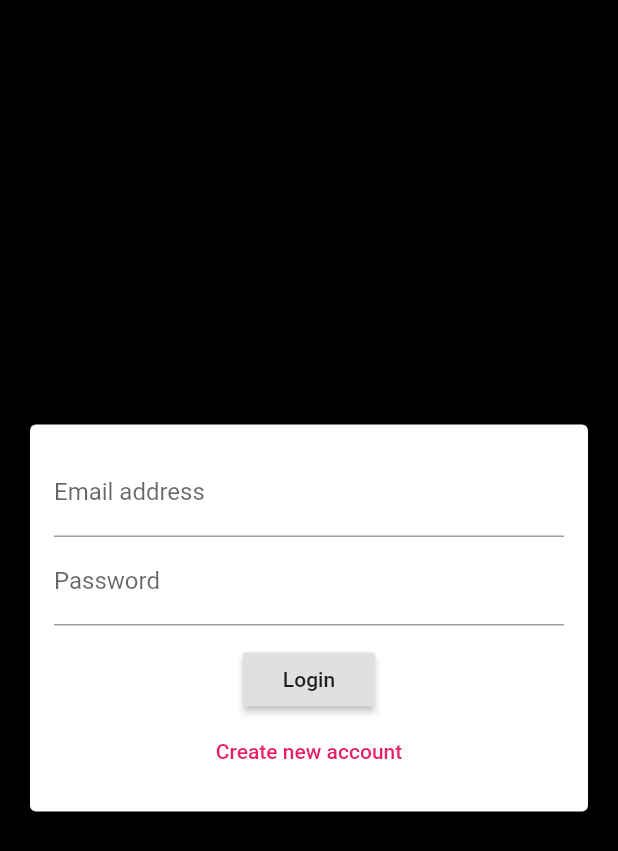
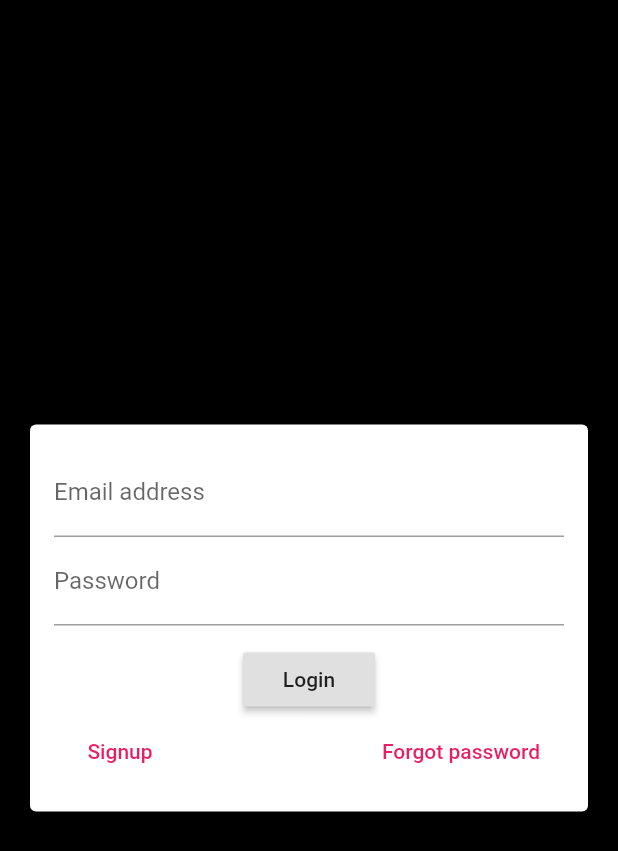
Before and after one commit to DrinKrasniqiNovus/flutter-assignments, a Flutter app: the screen it shows after launch, on a phone screen of 412 x 824 dp. Shown: the top 851 px of the screen. Run offline on Flutter 3.47's test engine with Material 2 defaults, Android fonts, the phone set to English and light mode, and no system bars; our stand-ins replace cloud_firestore, firebase_auth, firebase_core, firebase_storage, image_picker, video_player; accounts and stored records are empty.

Commit message:
added reset screen

```diff
--- a/tiktok_replica/lib/screens/auth/auth_form.dart
+++ b/tiktok_replica/lib/screens/auth/auth_form.dart
@@ -1,4 +1,5 @@
 import 'package:flutter/material.dart';
+import 'package:tiktok_replica/screens/auth/resete_screen.dart';
 // import '/widgets/pickers/user_image_picker.dart';
 
 class AuthForm extends StatefulWidget {
@@ -123,6 +124,9 @@ class _AuthFormState extends State<AuthForm> {
                     ),
 
                   if (!widget.isLoading)
+                    Row(
+                      mainAxisAlignment: MainAxisAlignment.spaceBetween,
+                      children: [
                         FlatButton(
                           textColor: Theme.of(context).primaryColor,
                           onPressed: () {
@@ -130,9 +134,21 @@ class _AuthFormState extends State<AuthForm> {
                               _isLogin = !_isLogin;
                             });
                           },
-                      child: Text(_isLogin
-                          ? 'Create new account'
-                          : 'I already have an acconut'),
+                          child: Text(_isLogin ? 'Signup' : 'LogIn'),
+                        ),
+                        FlatButton(
+                            onPressed: () {
+                              Navigator.push(
+                                context,
+                                MaterialPageRoute(
+                                    builder: (context) => ResetPassword()),
+                              );
+                            },
+                            child: Text(
+                              'Forgot password',
+                              style: TextStyle(color: Colors.pink),
+                            ))
+                      ],
                     ),
                 ],
               ),
--- a/tiktok_replica/lib/screens/profile/videos/favorite.dart
+++ b/tiktok_replica/lib/screens/profile/videos/favorite.dart
@@ -35,12 +35,10 @@ class Favorite extends StatelessWidget {
                 );
               },
               child: VideoPlayer(
-                  VideoPlayerController.network(myFavs[index] as String)
+                  VideoPlayerController.network(myFavs[index].toString())
                     ..initialize()
                     ..setVolume(0.0)
-                    ..play()
-                  // ..setLooping(true)
-                  ),
+                    ..play()),
             );
           },
         ));
```
Also changed, not shown: tiktok_replica/lib/screens/auth/resete_screen.dart (added, +81 -0 lines), tiktok_replica/lib/screens/profile/videos/fullscreen2_video.dart (+1 -6 lines), tiktok_replica/lib/screens/profile/videos/fullscreen_video.dart (+3 -11 lines), first-task-image.jpg (deleted), second-task-image.jpg (deleted). Lines whose indentation alone changed are shown as unchanged.
